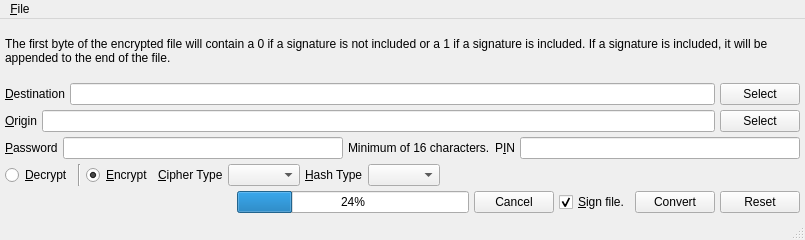
This is UI/encryptfile.ui in xloem/spot-on-svn as Qt 5 draws it before an edit. The edited form follows.
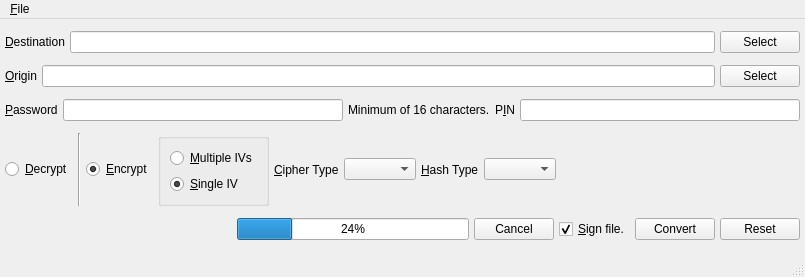
This is the edited form. Icons and pictures are not drawn.

Commit message: Multiple IVs or single IV.

What changed in the file:
```diff
--- a/UI/encryptfile.ui
+++ b/UI/encryptfile.ui
@@ -7,7 +7,7 @@
     <x>0</x>
     <y>0</y>
     <width>805</width>
-    <height>240</height>
+    <height>277</height>
    </rect>
   </property>
   <property name="windowIcon">
@@ -22,16 +22,6 @@
     <property name="margin">
      <number>5</number>
     </property>
-    <item>
-     <widget class="QLabel" name="label_7">
-      <property name="text">
-       <string>The first byte of the encrypted file will contain a 0 if a signature is not included or a 1 if a signature is included. If a signature is included, it will be appended to the end of the file.</string>
-      </property>
-      <property name="wordWrap">
-       <bool>true</bool>
-      </property>
-     </widget>
-    </item>
     <item>
      <layout class="QHBoxLayout" name="horizontalLayout_3">
       <item>
@@ -146,6 +136,32 @@
         </property>
        </widget>
       </item>
+      <item>
+       <widget class="QGroupBox" name="groupBox">
+        <property name="title">
+         <string/>
+        </property>
+        <layout class="QVBoxLayout" name="verticalLayout">
+         <item>
+          <widget class="QRadioButton" name="multiple">
+           <property name="text">
+            <string>&amp;Multiple IVs</string>
+           </property>
+          </widget>
+         </item>
+         <item>
+          <widget class="QRadioButton" name="single">
+           <property name="text">
+            <string>&amp;Single IV</string>
+           </property>
+           <property name="checked">
+            <bool>true</bool>
+           </property>
+          </widget>
+         </item>
+        </layout>
+       </widget>
+      </item>
       <item>
        <widget class="QLabel" name="label_3">
         <property name="text">
```
Left out of the diff: 2 changed lines with no effect on the pictures. The commit also changes 4 other files.
